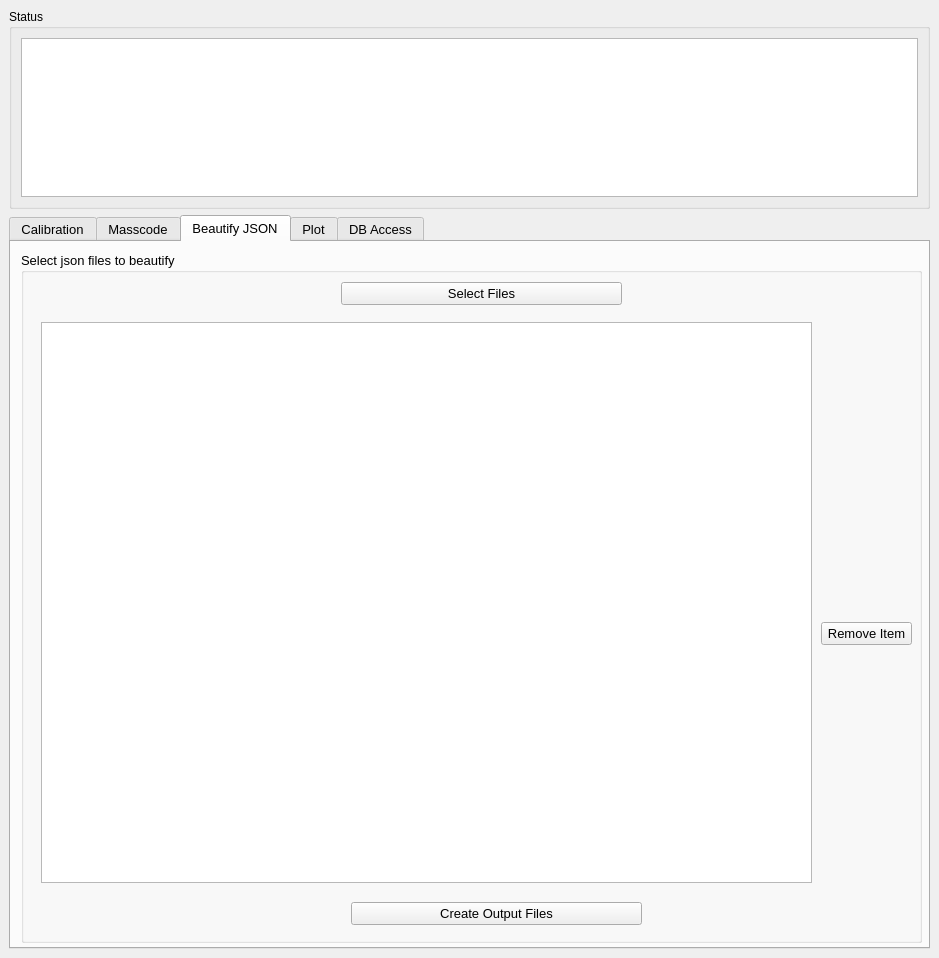
This is main.ui in pwang96/MEASURE as Qt 5 draws it before an edit. The edited form follows.
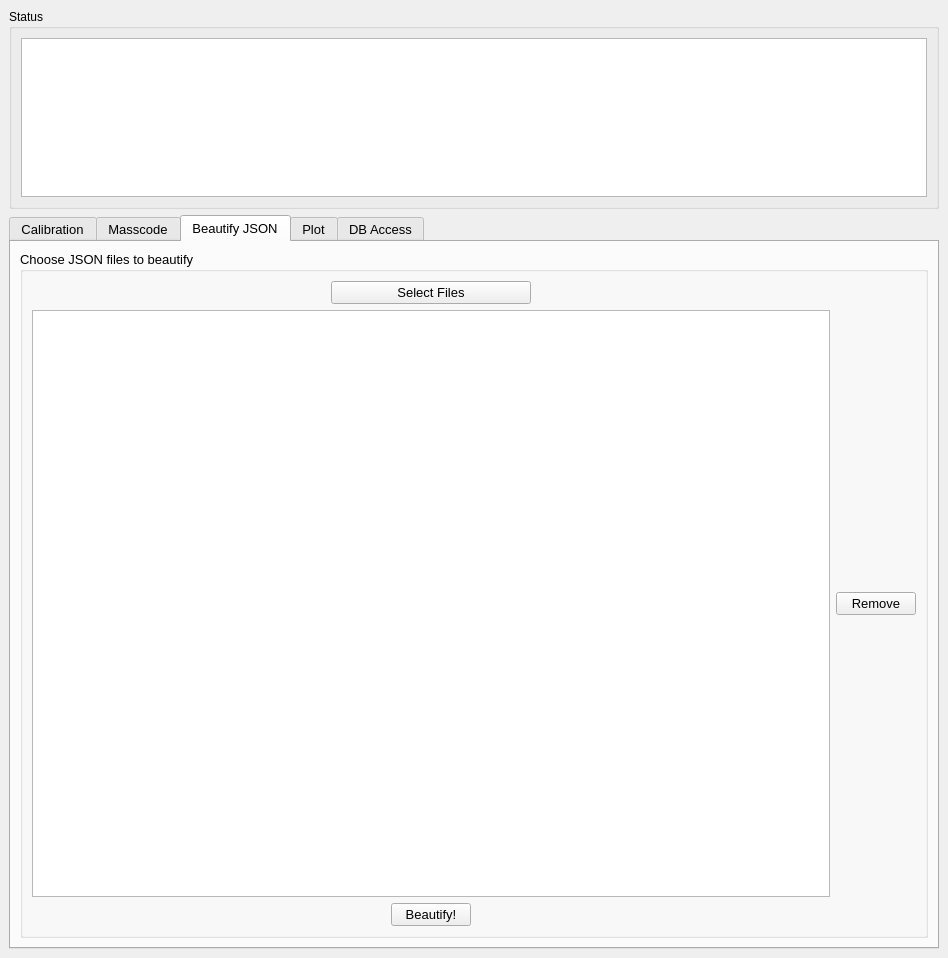
This is the edited form. The open tabs and pages were chosen to show the change.

Commit message: added manually entered measurements UI for the most general cases added a new edit existing weight UI added 'are you sure' messages for cancel buttons changed all UIs so that they scale properly with the window size

What changed in the file:
```diff
--- a/main.ui
+++ b/main.ui
@@ -6,7 +6,7 @@
    <rect>
     <x>0</x>
     <y>0</y>
-    <width>939</width>
+    <width>948</width>
     <height>958</height>
    </rect>
   </property>
@@ -391,74 +391,71 @@
         </item>
        </layout>
       </widget>
-      <widget class="QWidget" name="tab_4">
+      <widget class="QWidget" name="BeautifyJson">
+       <property name="minimumSize">
+        <size>
+         <width>924</width>
+         <height>0</height>
+        </size>
+       </property>
        <attribute name="title">
         <string>Beautify JSON</string>
        </attribute>
+       <layout class="QHBoxLayout" name="horizontalLayout_6">
+        <item>
        <widget class="QGroupBox" name="groupBox">
-        <property name="geometry">
-         <rect>
-          <x>10</x>
-          <y>10</y>
-          <width>901</width>
-          <height>691</height>
-         </rect>
-        </property>
         <property name="title">
-         <string>Select json files to beautify </string>
-        </property>
+           <string>Choose JSON files to beautify</string>
+          </property>
+          <layout class="QGridLayout" name="gridLayout_2">
+           <item row="2" column="1">
+            <widget class="QPushButton" name="beautifyRemoveButton">
+             <property name="text">
+              <string>Remove</string>
+             </property>
+            </widget>
+           </item>
+           <item row="3" column="0" alignment="Qt::AlignHCenter">
+            <widget class="QPushButton" name="beautifyButton">
+             <property name="maximumSize">
+              <size>
+               <width>200</width>
+               <height>16777215</height>
+              </size>
+             </property>
+             <property name="text">
+              <string>Beautify!</string>
+             </property>
+            </widget>
+           </item>
+           <item row="2" column="0">
+            <widget class="QListWidget" name="jsonList"/>
+           </item>
+           <item row="0" column="0" alignment="Qt::AlignHCenter|Qt::AlignVCenter">
         <widget class="QPushButton" name="selectFilesButton">
-         <property name="geometry">
-          <rect>
-           <x>320</x>
-           <y>30</y>
-           <width>281</width>
-           <height>23</height>
-          </rect>
+             <property name="minimumSize">
+              <size>
+               <width>200</width>
+               <height>0</height>
+              </size>
+             </property>
+             <property name="maximumSize">
+              <size>
+               <width>200</width>
+               <height>16777215</height>
+              </size>
          </property>
          <property name="text">
           <string>Select Files</string>
          </property>
         </widget>
-        <widget class="QListWidget" name="jsonList">
-         <property name="geometry">
-          <rect>
-           <x>20</x>
-           <y>70</y>
-           <width>771</width>
-           <height>561</height>
-          </rect>
-         </property>
-        </widget>
-        <widget class="QPushButton" name="beautifyButton">
-         <property name="geometry">
-          <rect>
-           <x>330</x>
-           <y>650</y>
-           <width>291</width>
-           <height>23</height>
-          </rect>
-         </property>
-         <property name="text">
-          <string>Create Output Files</string>
-         </property>
-        </widget>
-        <widget class="QPushButton" name="beautifyRemoveButton">
-         <property name="geometry">
-          <rect>
-           <x>800</x>
-           <y>370</y>
-           <width>91</width>
-           <height>23</height>
-          </rect>
-         </property>
-         <property name="text">
-          <string>Remove Item</string>
-         </property>
-        </widget>
-       </widget>
-      </widget>
-      <widget class="QWidget" name="tab_3">
+           </item>
+          </layout>
+         </widget>
+        </item>
+       </layout>
+      </widget>
+      <widget class="QWidget" name="Plot">
        <attribute name="title">
         <string>Plot</string>
        </attribute>
```
Left out of the diff: 81 changed lines with no effect on the pictures. Lines whose indentation alone changed are shown as unchanged. The commit also changes 20 other files.
